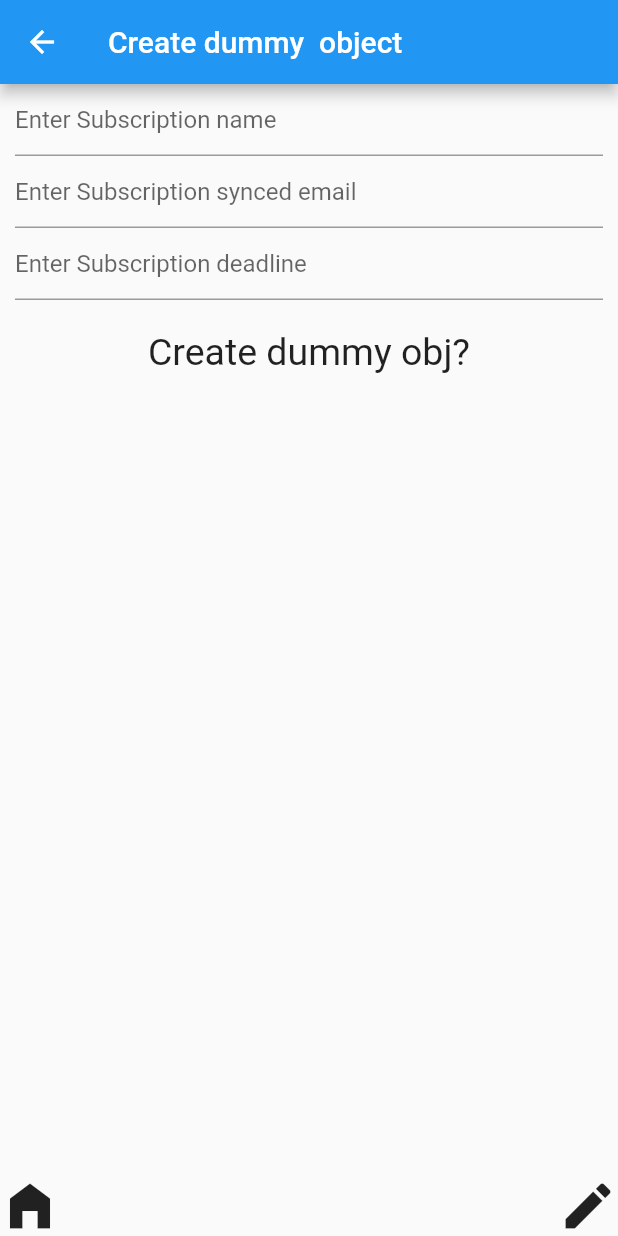
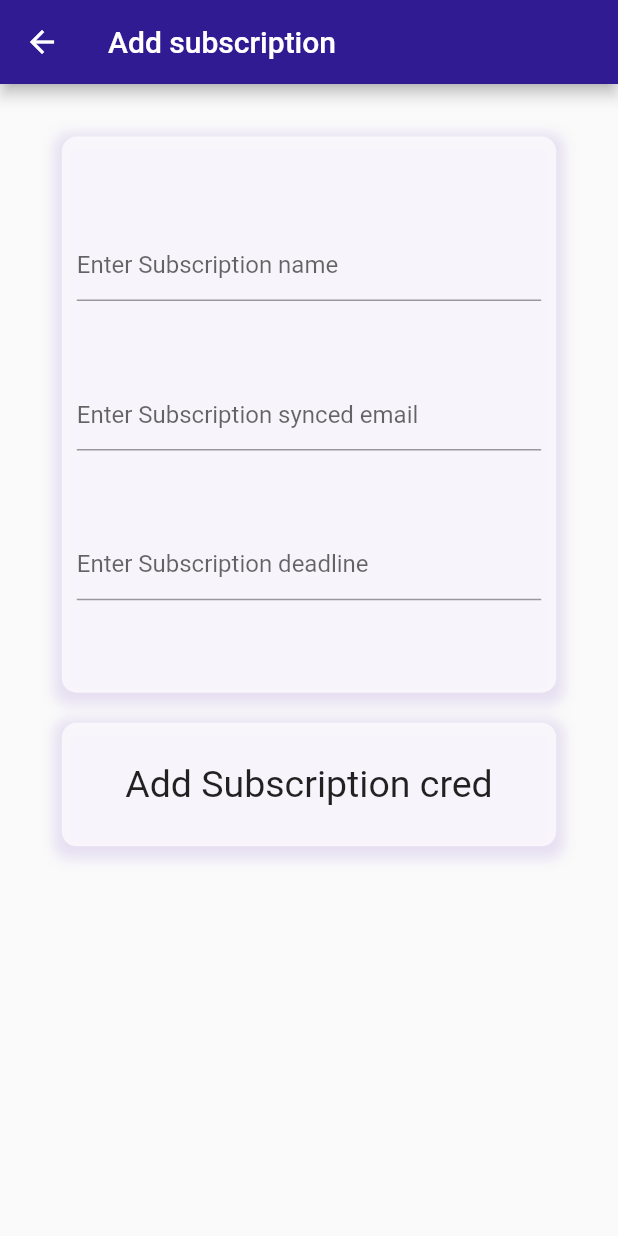
Before and after one commit to Denys-Doskochynskiy/SubscriptionManager, a Flutter app: the screen it shows after launch, after a tap on the "create" icon, on a phone screen of 412 x 824 dp. Run offline on Flutter 3.47's test engine with Material 2 defaults, Android fonts, the phone set to English and light mode, and no system bars; our stand-ins replace cloud_firestore, firebase_core, flutter_bloc; accounts and stored records are empty.

Commit message:
Update structure of project, complete UI/UX

```diff
--- a/lib/components/create/create_item.dart
+++ b/lib/components/create/create_item.dart
@@ -1,15 +1,17 @@
 import 'package:flutter/cupertino.dart';
 import 'package:flutter/material.dart';
+import 'package:subscription_manager/data/decoration.dart';
 import 'package:subscription_manager/services/firestore_db.dart';
+
+String deadline = '';
+String email = '';
+String subscription = '';
 
 class CreateItem extends StatelessWidget {
   const CreateItem({Key? key}) : super(key: key);
 
   @override
   Widget build(BuildContext context) {
-    String deadline = '';
-    String email = '';
-    String subscription = '';
     void onDeadlineChanged(String value) {
       deadline = value;
     }
@@ -19,7 +21,7 @@ class CreateItem extends StatelessWidget {
     }
 
     void onEmailChanged(String value) {
-      email=value;
+      email = value;
     }
 
     createSubscription() async {
@@ -34,11 +36,25 @@ class CreateItem extends StatelessWidget {
 
     return Scaffold(
       appBar: AppBar(
-        title: const Text("Create dummy  object"),
-      ),
-      body: Container(
-          margin: const EdgeInsets.symmetric(horizontal: 10),
+          backgroundColor: Colors.deepPurple.shade900,
+          title: const Text("Add subscription")),
+      body: SingleChildScrollView(
+        scrollDirection: Axis.vertical,
+        child: Row(
+          mainAxisAlignment: MainAxisAlignment.center,
+          children: [
+            Container(
+              margin: const EdgeInsets.only(top: 35),
+              width: MediaQuery.of(context).size.width * 0.8,
               child: Column(
+                children: [
+                  Container(
+                    width: MediaQuery.of(context).size.width * 0.8,
+                    height: MediaQuery.of(context).size.height * 0.45,
+                    decoration: shadowBox,
+                    padding: const EdgeInsets.all(10),
+                    child: Column(
+                      mainAxisAlignment: MainAxisAlignment.spaceEvenly,
                       children: [
                         TextField(
                             decoration: const InputDecoration(
@@ -52,34 +68,27 @@ class CreateItem extends StatelessWidget {
                             decoration: const InputDecoration(
                                 hintText: "Enter Subscription deadline"),
                             onChanged: onDeadlineChanged),
+                      ],
+                    ),
+                  ),
                   Container(
                       margin: const EdgeInsets.symmetric(vertical: 20),
+                      height: MediaQuery.of(context).size.height * 0.1,
+                      decoration: shadowBox,
                       child: InkWell(
-                    child: const Text(
-                      "Create dummy obj?",
+                        child: const Center(
+                          child: Text(
+                            "Add Subscription cred",
                             style: TextStyle(fontSize: 25),
+                          ),
                         ),
                         onTap: createSubscription,
                       ))
                 ],
-          )),
-      bottomNavigationBar: Row(
-        mainAxisAlignment: MainAxisAlignment.spaceBetween,
-        children: [
-          InkWell(
-            child: const Icon(
-              Icons.home_filled,
-              size: 40,
               ),
-            onTap: () {
-              Navigator.pop(context);
-            },
-          ),
-          const Icon(
-            Icons.create,
-            size: 40,
             ),
           ],
+        ),
       ),
     );
   }
--- a/lib/components/data_list.dart
+++ /dev/null
@@ -1,58 +0,0 @@
-import 'package:flutter/material.dart';
-import 'package:flutter/widgets.dart';
-import 'package:provider/provider.dart';
-import 'package:subscription_manager/data/data_model.dart';
-import 'package:subscription_manager/services/firestore_db.dart';
-
-class DataList extends StatelessWidget {
-  const DataList({Key? key}) : super(key: key);
-
-  removeItem(String id) {
-    DatabaseServices(documentId: id).deleteData();
-  }
-
-  @override
-  Widget build(BuildContext context) {
-    final data = Provider.of<List<SubscriptionData>>(context);
-    return SingleChildScrollView(
-      scrollDirection: Axis.vertical,
-      child: Column(
-          children: data
-              .map((e) => Row(
-                    children: [
-                      Column(
-                        children: [
-                          Text(
-                            e.id,
-                            style: const TextStyle(fontSize: 20),
-                          ),
-                          Text(
-                            e.subscriptionName,
-                            style: const TextStyle(fontSize: 18),
-                          ),
-                          Text(
-                            e.email,
-                            style: const TextStyle(fontSize: 15),
-                          ),
-                          Text(
-                            e.deadline,
-                            style: const TextStyle(fontSize: 12),
-                          ),
-                          const Text(
-                            "____________________________________",
-                            style: TextStyle(fontSize: 20),
-                          )
-                        ],
-                      ),
-                      InkWell(
-                          child: const Icon(
-                            Icons.remove_circle_outline,
-                            size: 30,
-                          ),
-                          onTap: () => removeItem(e.id))
-                    ],
-                  ))
-              .toList()),
-    );
-  }
-}
--- /dev/null
+++ b/lib/components/fetch_data/data_list.dart
@@ -0,0 +1,22 @@
+import 'package:flutter/material.dart';
+import 'package:flutter/widgets.dart';
+import 'package:provider/provider.dart';
+import 'package:subscription_manager/components/fetch_data/subscribe_item.dart';
+import 'package:subscription_manager/data/data_model.dart';
+
+class DataList extends StatelessWidget {
+  const DataList({Key? key}) : super(key: key);
+
+  @override
+  Widget build(BuildContext context) {
+    final data = Provider.of<List<SubscriptionData>>(context);
+
+    return SingleChildScrollView(
+      scrollDirection: Axis.vertical,
+      child: Column(
+          children: data
+              .map((element) => SubscriptionItem(element: element))
+              .toList()),
+    );
+  }
+}
--- /dev/null
+++ b/lib/components/navigation/floating_button.dart
@@ -0,0 +1,29 @@
+import 'package:flutter/cupertino.dart';
+import 'package:flutter/material.dart';
+import 'package:subscription_manager/components/create/create_item.dart';
+import 'package:subscription_manager/data/decoration.dart';
+
+class CustomFloatingButton extends StatelessWidget {
+  const CustomFloatingButton({Key? key}) : super(key: key);
+
+  @override
+  Widget build(BuildContext context) {
+    return Container(
+      width: 50,
+      height: 50,
+      decoration: shadowBox,
+      child: InkWell(
+        child: const Icon(
+          Icons.create,
+          size: 25,
+        ),
+        onTap: () {
+          Navigator.push(
+            context,
+            MaterialPageRoute(builder: (context) => const CreateItem()),
+          );
+        },
+      ),
+    );
+  }
+}
--- a/lib/data/data_model.dart
+++ b/lib/data/data_model.dart
@@ -5,8 +5,8 @@ class SubscriptionData {
   final String deadline;
 
   SubscriptionData(
-      {required this.id,
-      required this.email,
-      required this.subscriptionName,
-      required this.deadline});
+      {this.id = "12331",
+      this.email = "",
+      this.subscriptionName = "",
+      this.deadline = ""});
 }
--- a/lib/main.dart
+++ b/lib/main.dart
@@ -1,11 +1,15 @@
 import 'package:firebase_core/firebase_core.dart';
+import 'package:flutter/cupertino.dart';
 import 'package:flutter/material.dart';
+import 'package:flutter_bloc/flutter_bloc.dart';
 import 'package:provider/provider.dart';
-import 'package:subscription_manager/components/create/create_item.dart';
+import 'package:subscription_manager/components/fetch_data/item_bloc.dart';
+import 'package:subscription_manager/components/navigation/app_bar_main.dart';
 import 'package:subscription_manager/data/data_model.dart';
 import 'package:subscription_manager/services/firestore_db.dart';
 
-import 'components/data_list.dart';
+import 'components/fetch_data/data_list.dart';
+import 'components/navigation/floating_button.dart';
 
 void main() async {
   WidgetsFlutterBinding.ensureInitialized();
@@ -19,11 +23,9 @@ class MyApp extends StatelessWidget {
   @override
   Widget build(BuildContext context) {
     return MaterialApp(
-      title: 'Flutter Demo',
-      theme: ThemeData(
-        primarySwatch: Colors.blue,
-      ),
-      home: const MyHomePage(title: 'Flutter Demo Home Page'),
+      home: BlocProvider(
+          create: (context) => ShowMoreBloc(true),
+          child: const MyHomePage(title: 'Subscription Manager')),
     );
   }
 }
@@ -39,40 +41,18 @@ class MyHomePage extends StatelessWidget {
       value: DatabaseServices(documentId: "").data,
       initialData: const [],
       child: Scaffold(
-        appBar: AppBar(
-          title: Text(title),
-        ),
-        body: Container(
-          margin: const EdgeInsets.symmetric(vertical: 20),
-          child: Row(
+          appBar: AppBar(
+              backgroundColor: Colors.deepPurple.shade900,
+              title: AppBarNavigation(
+                title: title,
+              )),
+          body: Row(
             mainAxisAlignment: MainAxisAlignment.center,
             children: const [
               DataList(),
             ],
           ),
-        ),
-        bottomNavigationBar: Row(
-          mainAxisAlignment: MainAxisAlignment.spaceBetween,
-          children: [
-            const Icon(
-              Icons.home_filled,
-              size: 40,
-            ),
-            InkWell(
-              child: const Icon(
-                Icons.create,
-                size: 40,
-              ),
-              onTap: () {
-                Navigator.push(
-                  context,
-                  MaterialPageRoute(builder: (context) => const CreateItem()),
-                );
-              },
-            )
-          ],
-        ),
-      ),
+          floatingActionButton: const CustomFloatingButton()),
     );
   }
 }
```
Also changed, not shown: lib/components/fetch_data/subscribe_item.dart (added, +81 -0 lines). Lines whose indentation alone changed are shown as unchanged.
